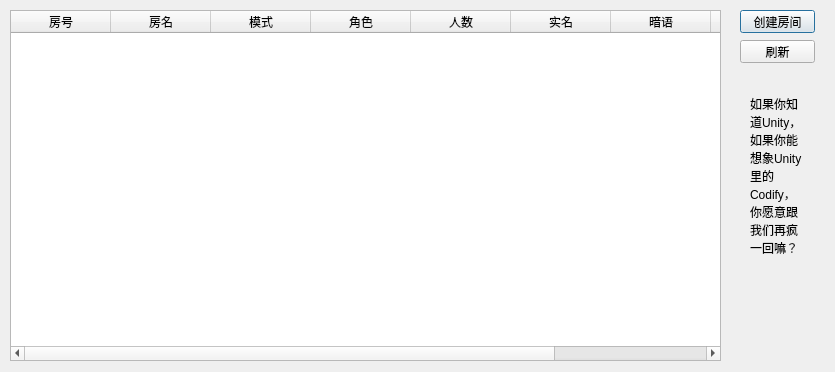
Before: the Qt Designer form client/Lobby.ui in chntujia/CodfiyAsteriatedGrailClient, drawn with Qt 5.
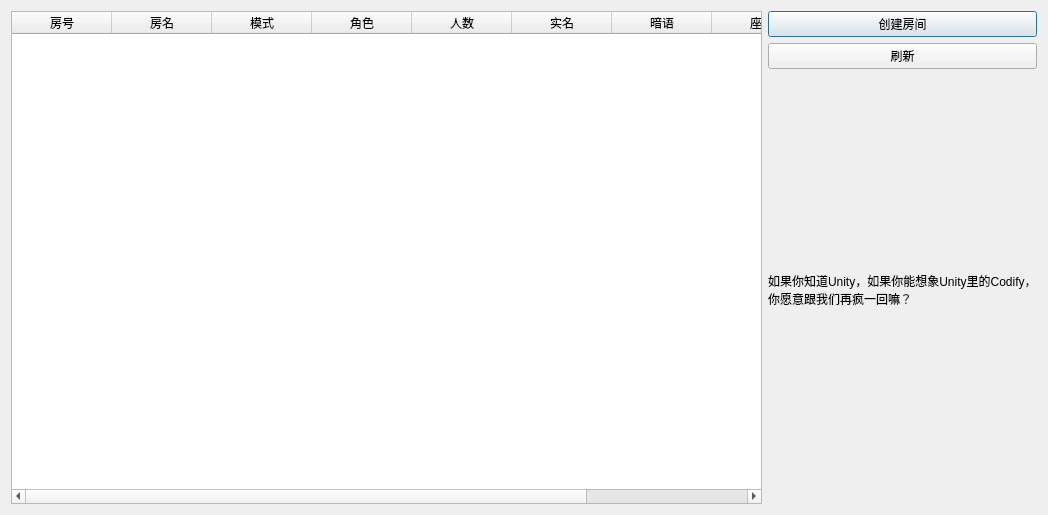
After: the same form once the commit is applied.

Commit message: 1.增加了自动保存用户名或密码的功能。现有的功能感觉大家不是不知道就是懒得用，应该能有效解决数字君的问题吧··· 2.稍微改了下大厅的布局。原来的大厅觉得稍小并且无法调整窗口大小，不太舒服

```diff
--- a/client/Lobby.ui
+++ b/client/Lobby.ui
@@ -6,22 +6,22 @@
    <rect>
     <x>0</x>
     <y>0</y>
-    <width>835</width>
-    <height>372</height>
+    <width>1048</width>
+    <height>515</height>
    </rect>
   </property>
   <property name="windowTitle">
    <string>Dialog</string>
   </property>
+  <property name="sizeGripEnabled">
+   <bool>false</bool>
+  </property>
+  <layout class="QHBoxLayout" name="horizontalLayout">
+   <property name="sizeConstraint">
+    <enum>QLayout::SetDefaultConstraint</enum>
+   </property>
+   <item>
   <widget class="QTableWidget" name="tableWidget">
-   <property name="geometry">
-    <rect>
-     <x>10</x>
-     <y>10</y>
-     <width>711</width>
-     <height>351</height>
-    </rect>
-   </property>
    <property name="minimumSize">
     <size>
      <width>521</width>
@@ -77,41 +77,25 @@
     </property>
    </column>
   </widget>
+   </item>
+   <item>
+    <layout class="QVBoxLayout" name="verticalLayout">
+     <item>
   <widget class="QPushButton" name="createButton">
-   <property name="geometry">
-    <rect>
-     <x>740</x>
-     <y>10</y>
-     <width>75</width>
-     <height>23</height>
-    </rect>
-   </property>
    <property name="text">
     <string>创建房间</string>
    </property>
   </widget>
+     </item>
+     <item>
   <widget class="QPushButton" name="refreshButton">
-   <property name="geometry">
-    <rect>
-     <x>740</x>
-     <y>40</y>
-     <width>75</width>
-     <height>23</height>
-    </rect>
-   </property>
    <property name="text">
     <string>刷新</string>
    </property>
   </widget>
+     </item>
+     <item>
   <widget class="QLabel" name="label">
-   <property name="geometry">
-    <rect>
-     <x>750</x>
-     <y>80</y>
-     <width>54</width>
-     <height>191</height>
-    </rect>
-   </property>
    <property name="autoFillBackground">
     <bool>false</bool>
    </property>
@@ -125,6 +109,10 @@
     <bool>true</bool>
    </property>
   </widget>
+     </item>
+    </layout>
+   </item>
+  </layout>
  </widget>
  <resources/>
  <connections/>
```
Lines whose indentation alone changed are shown as unchanged. The commit also changes 7 other files.
